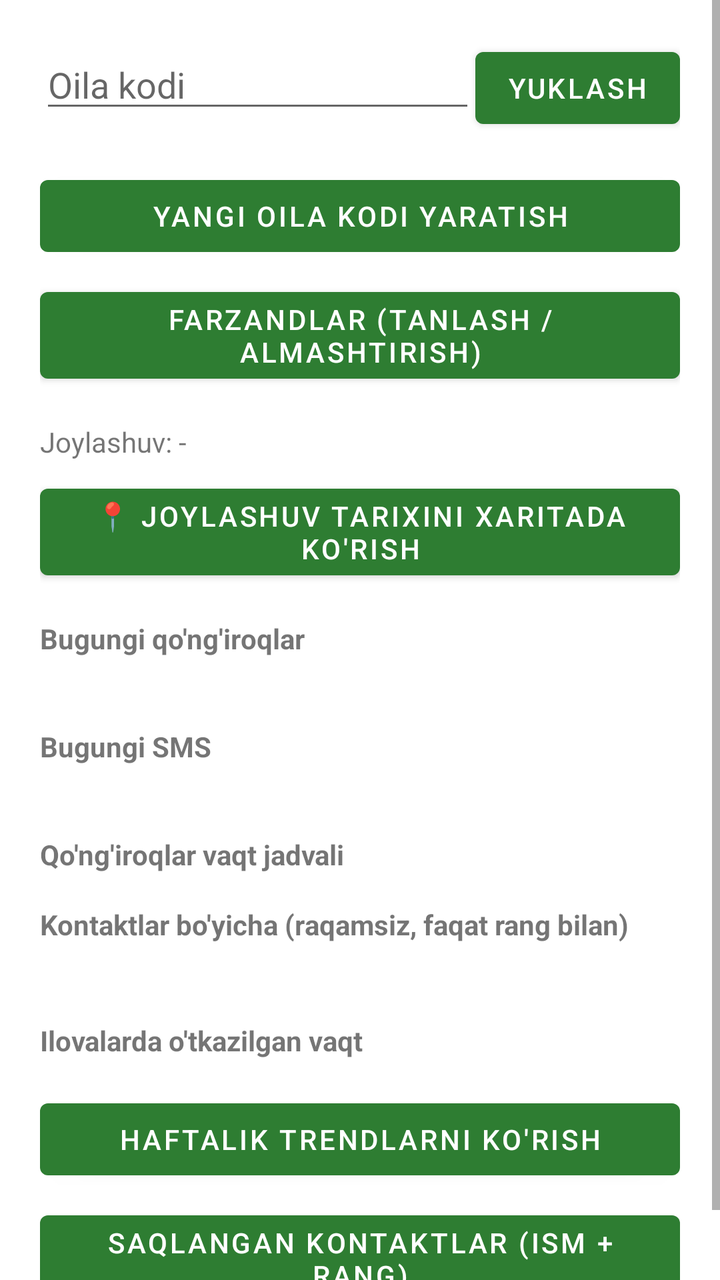
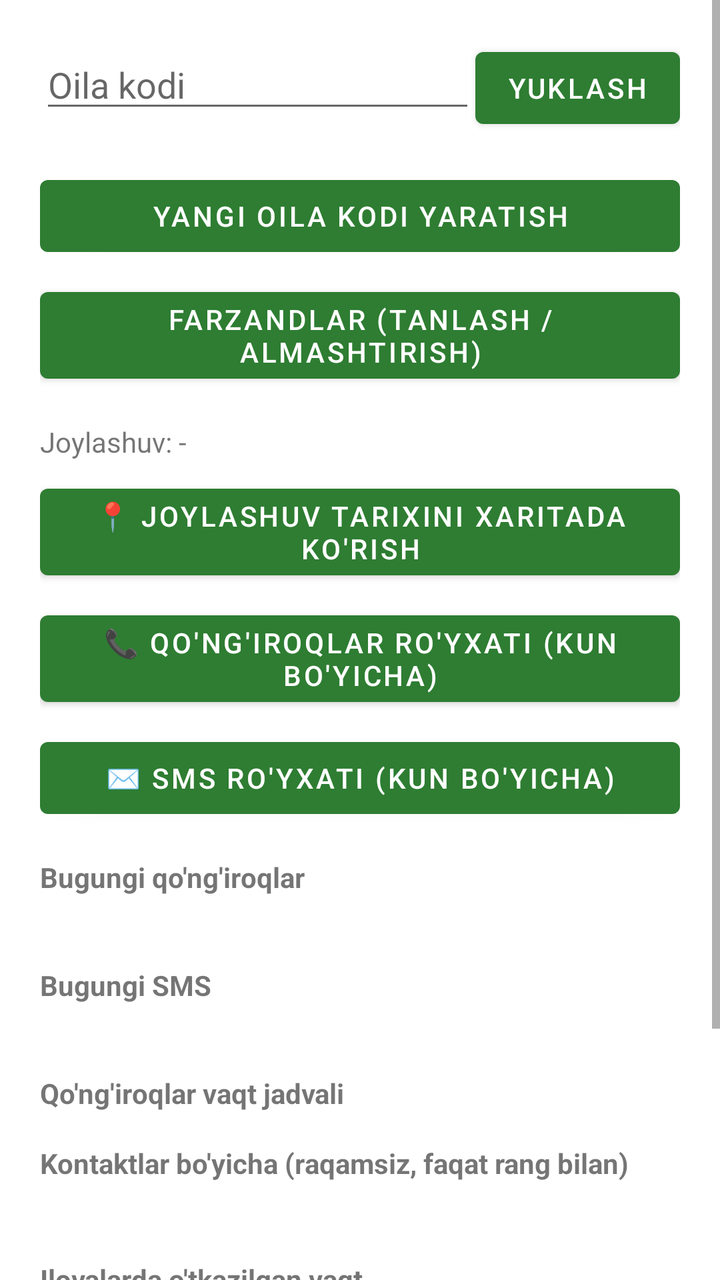

An Android layout rendered at two revisions. The XML below is the earlier revision; the diff shows what the commit changed to produce the second picture.
<!-- AndroidManifest.xml: application theme Theme.OilaNazorati -->
<!-- res/layout/activity_parent_dashboard.xml -->
<?xml version="1.0" encoding="utf-8"?>
<ScrollView xmlns:android="http://schemas.android.com/apk/res/android"
    android:layout_width="match_parent"
    android:layout_height="match_parent">

<LinearLayout
    android:layout_width="match_parent"
    android:layout_height="wrap_content"
    android:orientation="vertical"
    android:padding="20dp">

    <LinearLayout
        android:layout_width="match_parent"
        android:layout_height="wrap_content"
        android:orientation="horizontal"
        android:layout_marginBottom="16dp">

        <EditText
            android:id="@+id/inputFamilyCode"
            android:layout_width="0dp"
            android:layout_height="wrap_content"
            android:layout_weight="1"
            android:hint="Oila kodi"
            android:inputType="textCapCharacters"/>

        <Button
            android:id="@+id/btnLoadFamily"
            android:layout_width="wrap_content"
            android:layout_height="wrap_content"
            android:text="Yuklash"/>
    </LinearLayout>

    <Button
        android:id="@+id/btnGenerateCode"
        android:layout_width="match_parent"
        android:layout_height="wrap_content"
        android:text="Yangi oila kodi yaratish"
        android:layout_marginBottom="8dp"/>

    <Button
        android:id="@+id/btnChooseChild"
        android:layout_width="match_parent"
        android:layout_height="wrap_content"
        android:text="Farzandlar (tanlash / almashtirish)"
        android:layout_marginBottom="16dp"/>

    <TextView
        android:id="@+id/locationSummary"
        android:layout_width="wrap_content"
        android:layout_height="wrap_content"
        android:text="Joylashuv: -"
        android:layout_marginBottom="8dp"/>

    <Button
        android:id="@+id/btnLocationHistory"
        android:layout_width="match_parent"
        android:layout_height="wrap_content"
        android:text="📍 Joylashuv tarixini xaritada ko'rish"
        android:layout_marginBottom="16dp"/>

    <TextView
        android:layout_width="wrap_content"
        android:layout_height="wrap_content"
        android:text="Bugungi qo'ng'iroqlar"
        android:textStyle="bold"/>
    <TextView
        android:id="@+id/callsSummary"
        android:layout_width="wrap_content"
        android:layout_height="wrap_content"
        android:layout_marginBottom="16dp"/>

    <TextView
        android:layout_width="wrap_content"
        android:layout_height="wrap_content"
        android:text="Bugungi SMS"
        android:textStyle="bold"/>
    <TextView
        android:id="@+id/smsSummary"
        android:layout_width="wrap_content"
        android:layout_height="wrap_content"
        android:layout_marginBottom="16dp"/>

    <TextView
        android:layout_width="wrap_content"
        android:layout_height="wrap_content"
        android:text="Qo'ng'iroqlar vaqt jadvali"
        android:textStyle="bold"/>
    <androidx.recyclerview.widget.RecyclerView
        android:id="@+id/timelineList"
        android:layout_width="match_parent"
        android:layout_height="wrap_content"
        android:layout_marginBottom="16dp"/>

    <TextView
        android:layout_width="wrap_content"
        android:layout_height="wrap_content"
        android:text="Kontaktlar bo'yicha (raqamsiz, faqat rang bilan)"
        android:textStyle="bold"/>
    <TextView
        android:id="@+id/contactCountSummary"
        android:layout_width="wrap_content"
        android:layout_height="wrap_content"
        android:layout_marginBottom="4dp"/>
    <androidx.recyclerview.widget.RecyclerView
        android:id="@+id/contactSummaryList"
        android:layout_width="match_parent"
        android:layout_height="wrap_content"
        android:layout_marginBottom="16dp"/>

    <TextView
        android:layout_width="wrap_content"
        android:layout_height="wrap_content"
        android:text="Ilovalarda o'tkazilgan vaqt"
        android:textStyle="bold"/>
    <androidx.recyclerview.widget.RecyclerView
        android:id="@+id/appUsageList"
        android:layout_width="match_parent"
        android:layout_height="wrap_content"
        android:layout_marginBottom="16dp"/>

    <Button
        android:id="@+id/btnTrends"
        android:layout_width="match_parent"
        android:layout_height="wrap_content"
        android:text="Haftalik trendlarni ko'rish"
        android:layout_marginBottom="8dp"/>

    <Button
        android:id="@+id/btnSavedContacts"
        android:layout_width="match_parent"
        android:layout_height="wrap_content"
        android:text="Saqlangan kontaktlar (ism + rang)"/>

</LinearLayout>
</ScrollView>
<!-- resources referenced by this layout -->
<resources>
  <style name="Theme.OilaNazorati" parent="Theme.MaterialComponents.DayNight.NoActionBar">
          <item name="colorPrimary">#2E7D32</item>
          <item name="colorPrimaryDark">#1B5E20</item>
          <item name="colorAccent">#66BB6A</item>
      </style>
</resources>

<!-- the commit's change to res/layout/activity_parent_dashboard.xml (unified diff, before → after) -->
@@ -56,6 +56,20 @@
         android:layout_width="match_parent"
         android:layout_height="wrap_content"
         android:text="📍 Joylashuv tarixini xaritada ko'rish"
+        android:layout_marginBottom="8dp"/>
+
+    <Button
+        android:id="@+id/btnCallHistory"
+        android:layout_width="match_parent"
+        android:layout_height="wrap_content"
+        android:text="📞 Qo'ng'iroqlar ro'yxati (kun bo'yicha)"
+        android:layout_marginBottom="8dp"/>
+
+    <Button
+        android:id="@+id/btnSmsHistory"
+        android:layout_width="match_parent"
+        android:layout_height="wrap_content"
+        android:text="✉️ SMS ro'yxati (kun bo'yicha)"
         android:layout_marginBottom="16dp"/>
 
     <TextView
